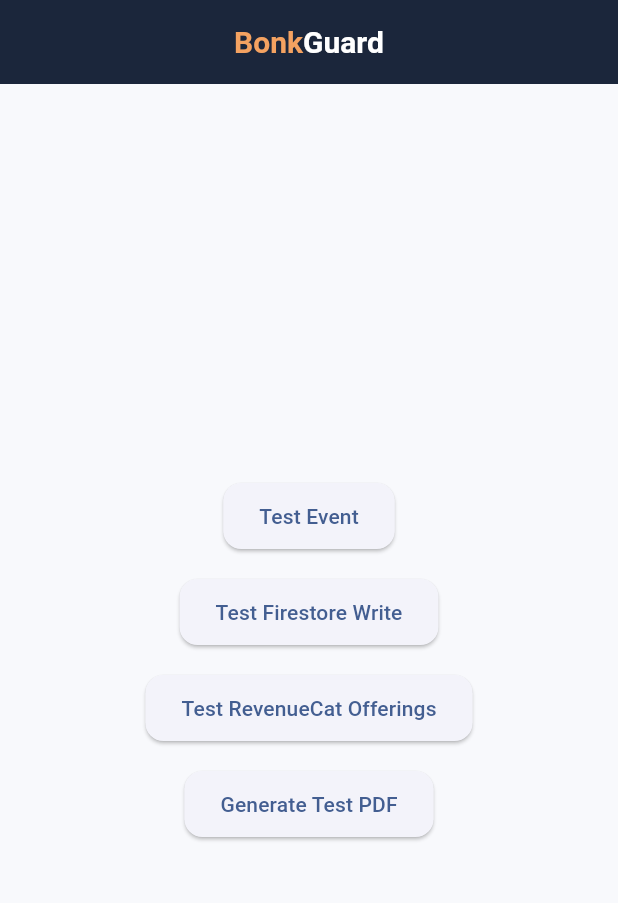
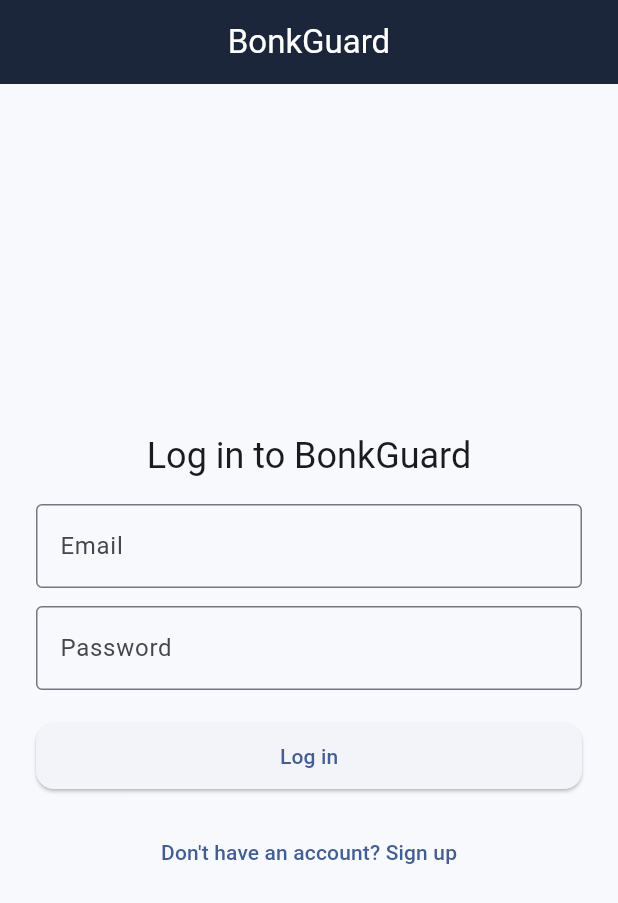
Before and after one commit to jonathan-valdivia/bonkguard-app, a Flutter app: the screen it shows after launch, on a phone screen of 412 x 824 dp. Shown: the top 903 px of the screen. Run offline on Flutter 3.47's test engine with Material 3 defaults, Android fonts, the light colour scheme and no system bars; our stand-ins replace cloud_firestore, firebase_analytics, firebase_auth, firebase_core, firebase_crashlytics, pdf and 1 more; missing offline and left inert: purchases_flutter; accounts and stored records are empty.

Commit message:
BG-84 Implement Firebase email/password auth (signup + login)

```diff
--- /dev/null
+++ b/lib/auth/auth_gate.dart
@@ -0,0 +1,55 @@
+// lib/auth/auth_gate.dart
+import 'package:firebase_auth/firebase_auth.dart';
+import 'package:flutter/material.dart';
+import 'sign_in_page.dart';
+
+class AuthGate extends StatelessWidget {
+  const AuthGate({super.key});
+
+  @override
+  Widget build(BuildContext context) {
+    return StreamBuilder<User?>(
+      stream: FirebaseAuth.instance.authStateChanges(),
+      builder: (context, snapshot) {
+        // Still loading
+        if (snapshot.connectionState == ConnectionState.waiting) {
+          return const Scaffold(
+            body: Center(child: CircularProgressIndicator()),
+          );
+        }
+
+        // Not logged in
+        if (!snapshot.hasData) {
+          return const SignInPage();
+        }
+
+        // Logged in
+        return const _HomePlaceholder();
+      },
+    );
+  }
+}
+
+class _HomePlaceholder extends StatelessWidget {
+  const _HomePlaceholder({super.key});
+
+  @override
+  Widget build(BuildContext context) {
+    final user = FirebaseAuth.instance.currentUser;
+
+    return Scaffold(
+      appBar: AppBar(
+        title: const Text('BonkGuard'),
+        actions: [
+          IconButton(
+            icon: const Icon(Icons.logout),
+            onPressed: () => FirebaseAuth.instance.signOut(),
+          ),
+        ],
+      ),
+      body: Center(
+        child: Text('Signed in as: ${user?.email ?? 'Unknown user'}'),
+      ),
+    );
+  }
+}
--- /dev/null
+++ b/lib/auth/sign_in_page.dart
@@ -0,0 +1,185 @@
+// lib/auth/sign_in_page.dart
+import 'package:firebase_auth/firebase_auth.dart';
+import 'package:flutter/material.dart';
+
+class SignInPage extends StatefulWidget {
+  const SignInPage({super.key});
+
+  @override
+  State<SignInPage> createState() => _SignInPageState();
+}
+
+class _SignInPageState extends State<SignInPage> {
+  final _formKey = GlobalKey<FormState>();
+
+  final _emailController = TextEditingController();
+  final _passwordController = TextEditingController();
+
+  bool _isLoginMode = true; // true: login, false: register
+  bool _isLoading = false;
+  String? _errorText;
+
+  @override
+  void dispose() {
+    _emailController.dispose();
+    _passwordController.dispose();
+    super.dispose();
+  }
+
+  Future<void> _submit() async {
+    // Validate fields
+    final isValid = _formKey.currentState?.validate() ?? false;
+    if (!isValid) return;
+
+    setState(() {
+      _isLoading = true;
+      _errorText = null;
+    });
+
+    try {
+      final email = _emailController.text.trim();
+      final password = _passwordController.text.trim();
+
+      if (_isLoginMode) {
+        // Login
+        await FirebaseAuth.instance.signInWithEmailAndPassword(
+          email: email,
+          password: password,
+        );
+      } else {
+        // Register
+        await FirebaseAuth.instance.createUserWithEmailAndPassword(
+          email: email,
+          password: password,
+        );
+      }
+      // On success, StreamBuilder in AuthGate will update automatically.
+    } on FirebaseAuthException catch (e) {
+      setState(() {
+        _errorText = e.message ?? 'Authentication error';
+      });
+    } catch (e) {
+      setState(() {
+        _errorText = 'Something went wrong. Please try again.';
+      });
+    } finally {
+      if (mounted) {
+        setState(() {
+          _isLoading = false;
+        });
+      }
+    }
+  }
+
+  @override
+  Widget build(BuildContext context) {
+    final titleText = _isLoginMode
+        ? 'Log in to BonkGuard'
+        : 'Create your BonkGuard account';
+    final actionText = _isLoginMode ? 'Log in' : 'Sign up';
+    final toggleText = _isLoginMode
+        ? "Don't have an account? Sign up"
+        : "Already have an account? Log in";
+
+    return Scaffold(
+      appBar: AppBar(title: const Text('BonkGuard')),
+      body: Center(
+        child: SingleChildScrollView(
+          padding: const EdgeInsets.all(24),
+          child: ConstrainedBox(
+            constraints: const BoxConstraints(maxWidth: 400),
+            child: Column(
+              mainAxisSize: MainAxisSize.min,
+              children: [
+                Text(
+                  titleText,
+                  style: Theme.of(context).textTheme.headlineSmall,
+                  textAlign: TextAlign.center,
+                ),
+                const SizedBox(height: 16),
+                if (_errorText != null) ...[
+                  Text(
+                    _errorText!,
+                    style: const TextStyle(color: Colors.red),
+                    textAlign: TextAlign.center,
+                  ),
+                  const SizedBox(height: 12),
+                ],
+                Form(
+                  key: _formKey,
+                  child: Column(
+                    children: [
+                      TextFormField(
+                        controller: _emailController,
+                        keyboardType: TextInputType.emailAddress,
+                        decoration: const InputDecoration(
+                          labelText: 'Email',
+                          border: OutlineInputBorder(),
+                        ),
+                        validator: (value) {
+                          if (value == null || value.trim().isEmpty) {
+                            return 'Please enter your email';
+                          }
+                          if (!value.contains('@')) {
+                            return 'Please enter a valid email';
+                          }
+                          return null;
+                        },
+                      ),
+                      const SizedBox(height: 12),
+                      TextFormField(
+                        controller: _passwordController,
+                        obscureText: true,
+                        decoration: const InputDecoration(
+                          labelText: 'Password',
+                          border: OutlineInputBorder(),
+                        ),
+                        validator: (value) {
+                          if (value == null || value.trim().isEmpty) {
+                            return 'Please enter your password';
+                          }
+                          if (value.trim().length < 6) {
+                            return 'Password must be at least 6 characters';
+                          }
+                          return null;
+                        },
+                      ),
+                      const SizedBox(height: 20),
+                      SizedBox(
+                        width: double.infinity,
+                        child: ElevatedButton(
+                          onPressed: _isLoading ? null : _submit,
+                          child: _isLoading
+                              ? const SizedBox(
+                                  height: 20,
+                                  width: 20,
+                                  child: CircularProgressIndicator(
+                                    strokeWidth: 2,
+                                  ),
+                                )
+                              : Text(actionText),
+                        ),
+                      ),
+                    ],
+                  ),
+                ),
+                const SizedBox(height: 16),
+                TextButton(
+                  onPressed: _isLoading
+                      ? null
+                      : () {
+                          setState(() {
+                            _isLoginMode = !_isLoginMode;
+                            _errorText = null;
+                          });
+                        },
+                  child: Text(toggleText),
+                ),
+              ],
+            ),
+          ),
+        ),
+      ),
+    );
+  }
+}
--- a/lib/main.dart
+++ b/lib/main.dart
@@ -1,18 +1,26 @@
 import 'dart:async';
 import 'app_theme.dart';
+import 'auth/auth_gate.dart';
+import 'package:flutter/material.dart';
 
-import 'package:flutter/material.dart';
+// firebase imports
+import 'firebase_options.dart';
 import 'package:firebase_core/firebase_core.dart';
-import 'firebase_options.dart';
 import 'package:firebase_crashlytics/firebase_crashlytics.dart';
 import 'package:firebase_analytics/firebase_analytics.dart';
 import 'package:cloud_firestore/cloud_firestore.dart';
+
+// revenueCat imports
 import 'package:purchases_flutter/purchases_flutter.dart';
+
 // imports for PDF printing:
 import 'package:pdf/widgets.dart' as pw;
 import 'package:pdf/pdf.dart';
 import 'package:printing/printing.dart';
 
+// ^^ IMPORTS ^^
+
+// firebase analytics instance
 final FirebaseAnalytics analytics = FirebaseAnalytics.instance;
 
 // RevenueCat TEST STORE API Key
@@ -77,7 +85,8 @@
           bodyMedium: TextStyle(color: AppColors.textPrimary, fontSize: 16),
         ),
       ),
-      home: const HomeScreen(),
+      home: const AuthGate(),
+      //home: const HomeScreen(),
     );
   }
 }
```
